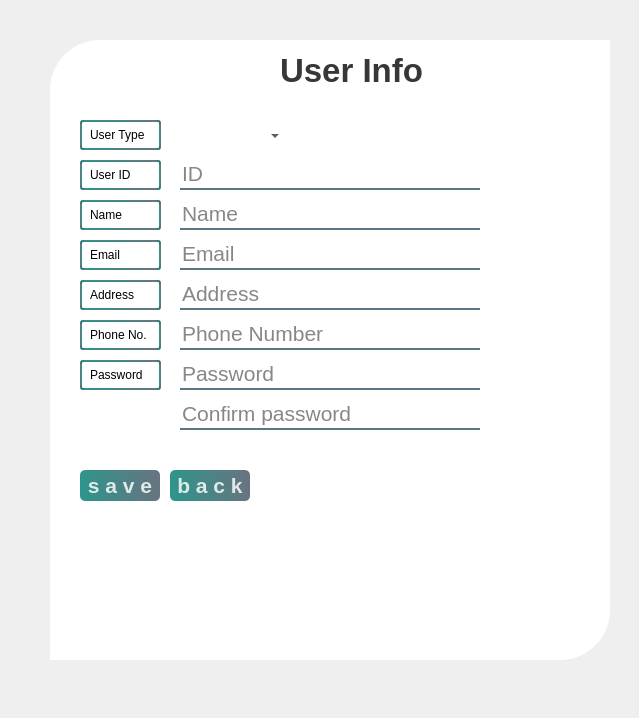
This is adminEditUser.ui in sallyeo/goalDiggers as Qt 5 draws it before an edit. The edited form follows.
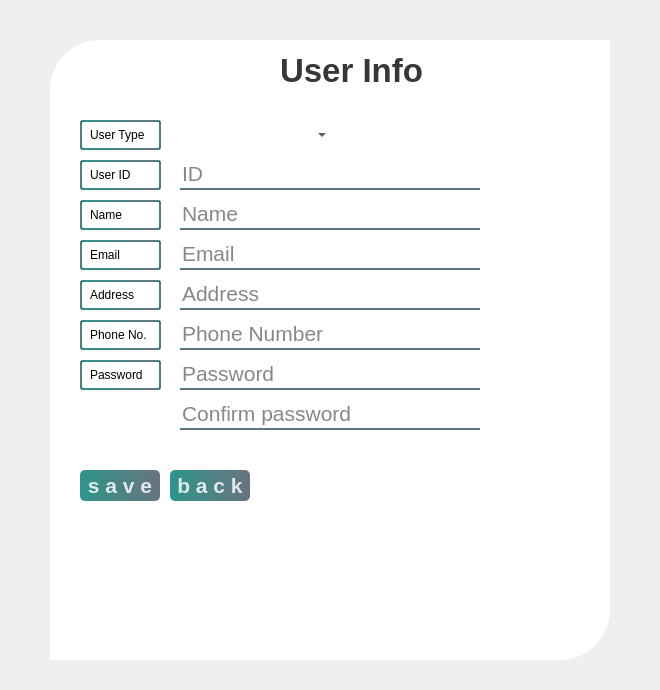
This is the edited form.

```diff
--- a/adminEditUser.ui
+++ b/adminEditUser.ui
@@ -6,8 +6,8 @@
    <rect>
     <x>0</x>
     <y>0</y>
-    <width>639</width>
-    <height>718</height>
+    <width>660</width>
+    <height>690</height>
    </rect>
   </property>
   <property name="windowTitle">
@@ -19,7 +19,7 @@
      <x>30</x>
      <y>30</y>
      <width>600</width>
-     <height>650</height>
+     <height>640</height>
     </rect>
    </property>
    <widget class="QLabel" name="pageTitle">
@@ -383,8 +383,8 @@
      <rect>
       <x>150</x>
       <y>90</y>
-      <width>103</width>
-      <height>32</height>
+      <width>150</width>
+      <height>30</height>
      </rect>
     </property>
     <property name="autoFillBackground">
```
Left out of the diff: 3 changed lines with no effect on the pictures.
